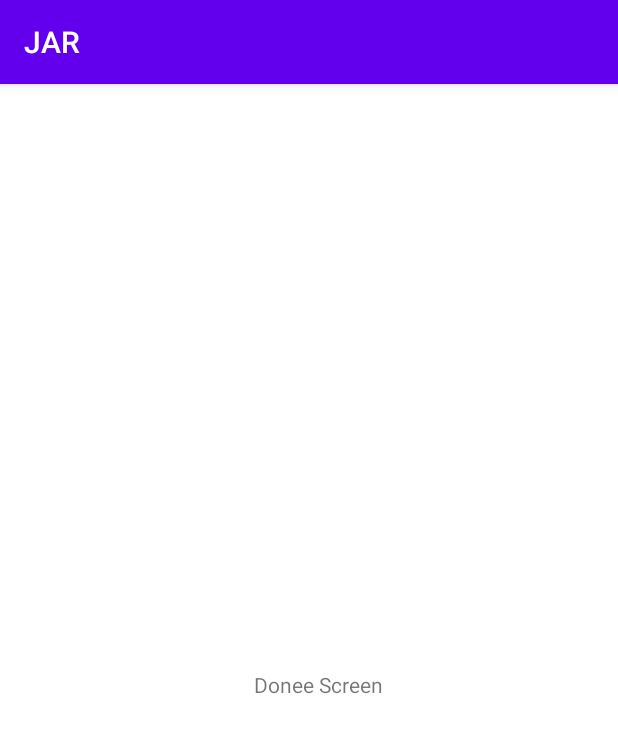
After one commit to jeffrey-hu-53/JAR_Hacks, an Android app: the DoneeActivity screen opened directly, with no data from a screen before it, on a phone screen of 412 x 824 dp. The commit adds this screen. Shown: the top 733 px of the screen. Run offline under Robolectric (Android 15) with nearby library versions, the phone set to English and light mode, and no system bars.

Commit message:
Main Screen 1.1 -donator and donee button are linked to a new screen -(NO BACK BUTTON YET)

```diff
--- /dev/null
+++ b/app/src/main/java/com/example/jar_hacks/DoneeActivity.java
@@ -0,0 +1,14 @@
+package com.example.jar_hacks;
+
+import androidx.appcompat.app.AppCompatActivity;
+
+import android.os.Bundle;
+
+public class DoneeActivity extends AppCompatActivity {
+
+    @Override
+    protected void onCreate(Bundle savedInstanceState) {
+        super.onCreate(savedInstanceState);
+        setContentView(R.layout.donee_main);
+    }
+}
--- a/app/src/main/res/layout/activity_main.xml
+++ b/app/src/main/res/layout/activity_main.xml
@@ -21,7 +21,7 @@
         app:layout_constraintTop_toTopOf="parent" />
 
     <Button
-        android:id="@+id/button"
+        android:id="@+id/donatorButt"
         android:layout_width="wrap_content"
         android:layout_height="wrap_content"
         android:layout_marginStart="153dp"
@@ -34,7 +34,7 @@
         app:layout_constraintTop_toBottomOf="@+id/textView" />
 
     <Button
-        android:id="@+id/button2"
+        android:id="@+id/doneeButt"
         android:layout_width="wrap_content"
         android:layout_height="wrap_content"
         android:layout_marginStart="161dp"
@@ -43,6 +43,6 @@
         android:text="Donee"
         app:layout_constraintEnd_toEndOf="parent"
         app:layout_constraintStart_toStartOf="parent"
-        app:layout_constraintTop_toBottomOf="@+id/button" />
+        app:layout_constraintTop_toBottomOf="@+id/donatorButt" />
 
 </androidx.constraintlayout.widget.ConstraintLayout>
--- /dev/null
+++ b/app/src/main/res/layout/donee_main.xml
@@ -0,0 +1,23 @@
+<?xml version="1.0" encoding="utf-8"?>
+<androidx.constraintlayout.widget.ConstraintLayout xmlns:android="http://schemas.android.com/apk/res/android"
+    xmlns:app="http://schemas.android.com/apk/res-auto"
+    xmlns:tools="http://schemas.android.com/tools"
+    android:layout_width="match_parent"
+    android:layout_height="match_parent"
+    tools:context=".DoneeActivity">
+
+    <TextView
+        android:id="@+id/textView3"
+        android:layout_width="wrap_content"
+        android:layout_height="wrap_content"
+        android:layout_marginStart="168dp"
+        android:layout_marginTop="354dp"
+        android:layout_marginEnd="156dp"
+        android:layout_marginBottom="358dp"
+        android:text="Donee Screen"
+        app:layout_constraintBottom_toBottomOf="parent"
+        app:layout_constraintEnd_toEndOf="parent"
+        app:layout_constraintStart_toStartOf="parent"
+        app:layout_constraintTop_toTopOf="parent"
+        app:layout_constraintVertical_bias="1.0" />
+</androidx.constraintlayout.widget.ConstraintLayout>
```
Also changed, not shown: app/src/main/AndroidManifest.xml (+8 -0 lines), app/src/main/java/com/example/jar_hacks/DonatorActivity.java (added, +14 -0 lines), app/src/main/java/com/example/jar_hacks/MainActivity.java (+21 -0 lines), app/src/main/res/layout/donator_main.xml (added, +22 -0 lines).
